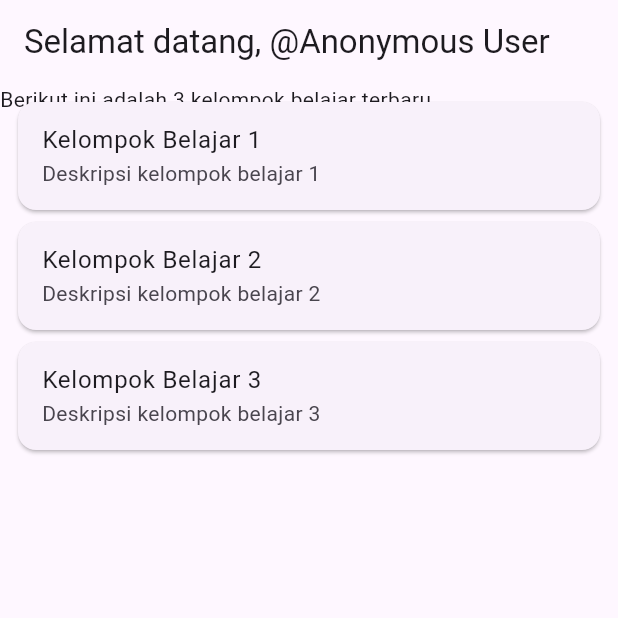
After one commit to azureeeeeeeeeeee/StudySync, a Flutter app: the HomePage screen opened directly, on a phone screen of 412 x 824 dp, the top half of it. The commit adds this screen. Run offline on Flutter 3.47's test engine with Material 3 defaults, Android fonts, the phone set to English and light mode, and no system bars.

Commit message:
WIP feat{mobile): add basic home page

```diff
--- /dev/null
+++ b/mobile/lib/data/notifiers.dart
@@ -0,0 +1,3 @@
+import 'package:flutter/material.dart';
+
+ValueNotifier<String> usernameNotifier = ValueNotifier("Anonymous User");
--- /dev/null
+++ b/mobile/lib/screens/home_screen.dart
@@ -0,0 +1,62 @@
+import 'package:flutter/material.dart';
+import 'package:mobile/data/notifiers.dart';
+
+class HomePage extends StatefulWidget {
+  const HomePage({super.key});
+
+  @override
+  State<HomePage> createState() => HomePageState();
+}
+
+class HomePageState extends State<HomePage> {
+  @override
+  Widget build(BuildContext context) {
+    return Scaffold(
+      appBar: AppBar(
+        title: Text('Selamat datang, @${usernameNotifier.value}'),
+        automaticallyImplyLeading: false,
+      ),
+      body: Stack(
+        children: [
+          Stack(
+            children: [
+              Text('Berikut ini adalah 3 kelompok belajar terbaru'),
+              ListView(
+                padding: const EdgeInsets.all(8.0),
+                children: [
+                  Card(
+                    child: ListTile(
+                      title: Text('Kelompok Belajar 1'),
+                      subtitle: Text('Deskripsi kelompok belajar 1'),
+                      onTap: () {
+                        // Aksi ketika kelompok belajar ditekan
+                      },
+                    ),
+                  ),
+                  Card(
+                    child: ListTile(
+                      title: Text('Kelompok Belajar 2'),
+                      subtitle: Text('Deskripsi kelompok belajar 2'),
+                      onTap: () {
+                        // Aksi ketika kelompok belajar ditekan
+                      },
+                    ),
+                  ),
+                  Card(
+                    child: ListTile(
+                      title: Text('Kelompok Belajar 3'),
+                      subtitle: Text('Deskripsi kelompok belajar 3'),
+                      onTap: () {
+                        // Aksi ketika kelompok belajar ditekan
+                      },
+                    ),
+                  ),
+                ],
+              ),
+            ],
+          ),
+        ],
+      ),
+    );
+  }
+}
--- a/mobile/lib/screens/signup_screen.dart
+++ b/mobile/lib/screens/signup_screen.dart
@@ -21,7 +21,6 @@ class _SignupPageState extends State<SignupPage> {
   String? errorMessage;
 
   Future<void> _signup() async {
-    print('pressing button');
     Map<String, dynamic> data = {
       'username': _emailController.text,
       'password': _passwordController.text,
@@ -50,9 +49,6 @@ class _SignupPageState extends State<SignupPage> {
       headers: {'Content-Type': 'application/json'},
       body: jsonEncode(data),
     );
-
-    print(response.statusCode);
-    print(response.body);
 
     if (response.statusCode == 200) {
       setState(() {
--- a/mobile/lib/screens/singin_screen.dart
+++ b/mobile/lib/screens/singin_screen.dart
@@ -1,8 +1,10 @@
 import 'dart:convert';
 import 'package:flutter/material.dart';
 import 'package:http/http.dart' as http;
+import 'package:mobile/screens/home_screen.dart';
 import 'package:mobile/screens/signup_screen.dart';
 import 'package:mobile/constants.dart';
+import 'package:mobile/data/notifiers.dart';
 
 class LoginPage extends StatefulWidget {
   const LoginPage({super.key});
@@ -44,6 +46,11 @@ class _LoginPageState extends State<LoginPage> {
       });
       final responseData = jsonDecode(response.body);
       print('Login successful: $responseData');
+      usernameNotifier.value = _usernameController.text;
+      Navigator.pushReplacement(
+        context,
+        MaterialPageRoute(builder: (context) => const HomePage()),
+      );
     } else {
       setState(() {
         isLoading = false;
```
